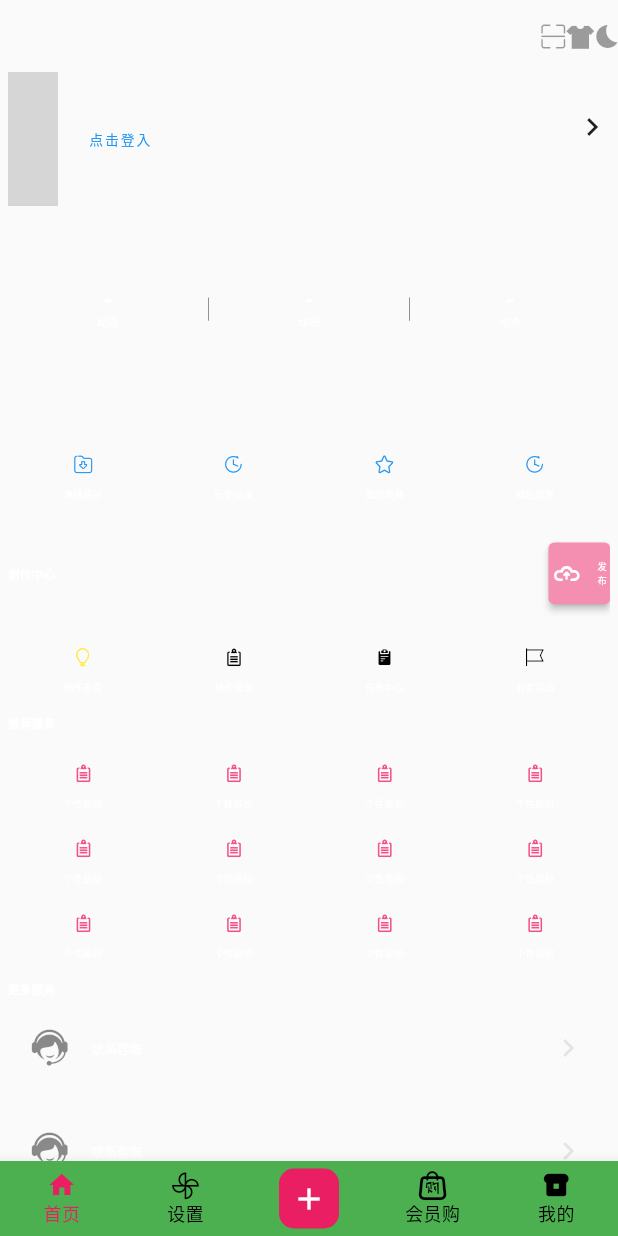
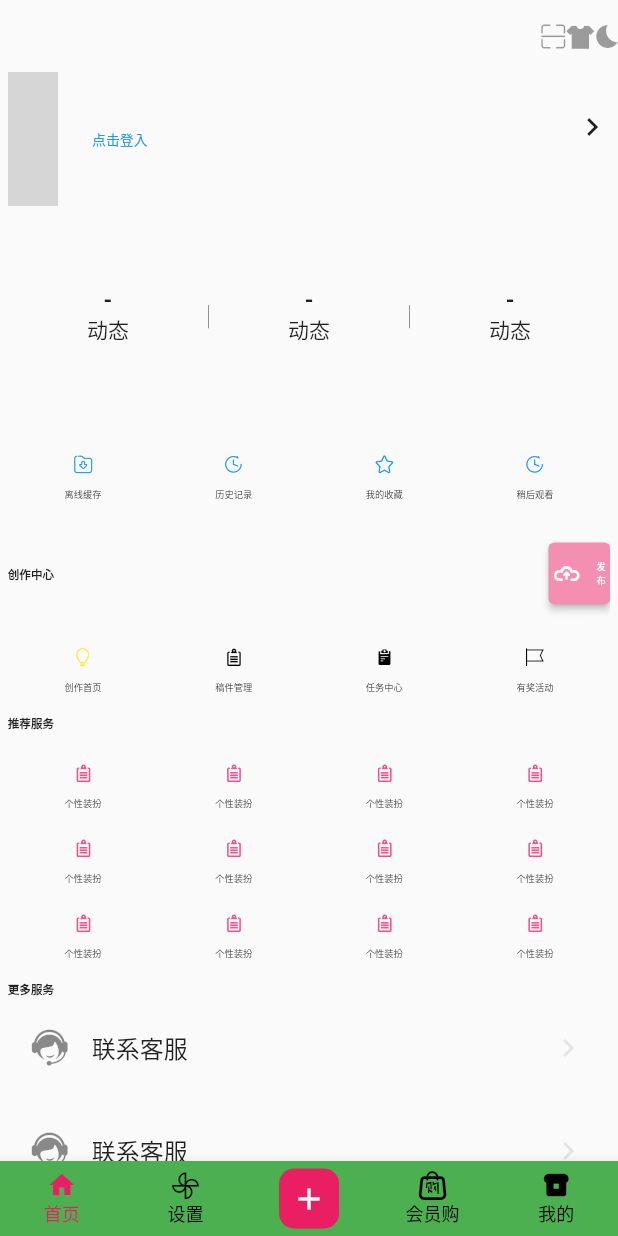
Before and after one commit to lzh27155820/lzh, a Flutter app: the screen it shows after launch, item 5 of the bottom bar chosen, on a phone screen of 412 x 824 dp. Run offline on Flutter 3.47's test engine with Material 2 defaults, Android fonts, the phone set to English and light mode, and no system bars; our stand-ins replace dio, flutter_screenutil, get, shared_preferences; network calls fail; grey boxes are pictures that could not be loaded.

Commit message:
bug 修改

```diff
--- a/lib/main.dart
+++ b/lib/main.dart
@@ -20,6 +20,7 @@ class MyApp extends StatelessWidget {
 
   @override
   Widget build(BuildContext context) {
+    Get.changeTheme(ThemeData.light());
     // 1.手机的物理分辨率
     final physicalWidth = window.physicalSize.width;
     final physicalHeight = window.physicalSize.height;
--- a/lib/pages/user/index.dart
+++ b/lib/pages/user/index.dart
@@ -11,7 +11,7 @@ import 'package:lzh/widget/wire.dart';
 class UserPage extends StatelessWidget {
   UserPage({super.key});
 
-  bool flag = true;
+  bool flag = false;
 
   @override
   Widget build(BuildContext context) {
```
Also changed, not shown: pubspec.lock.
